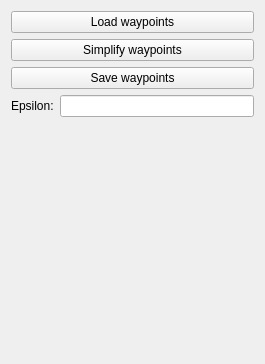
First picture: the form in resource/disc/RDP.ui, repository genemerewether/quest, before the edit.
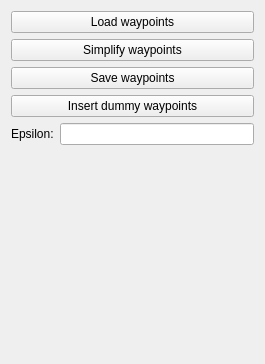
Second picture: the form after the edit.

What changed in the file:
```diff
--- a/resource/disc/RDP.ui
+++ b/resource/disc/RDP.ui
@@ -43,6 +43,13 @@
        </property>
       </widget>
      </item>
+     <item>
+      <widget class="QPushButton" name="dummy_waypoints_button">
+       <property name="text">
+        <string>Insert dummy waypoints</string>
+       </property>
+      </widget>
+     </item>
      <item>
       <layout class="QHBoxLayout" name="horizontalLayout">
        <item>
```
